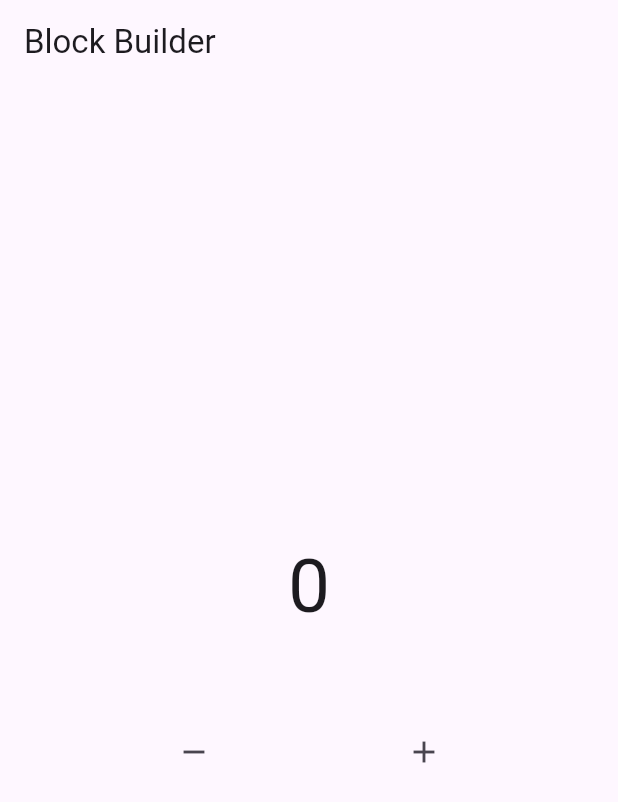
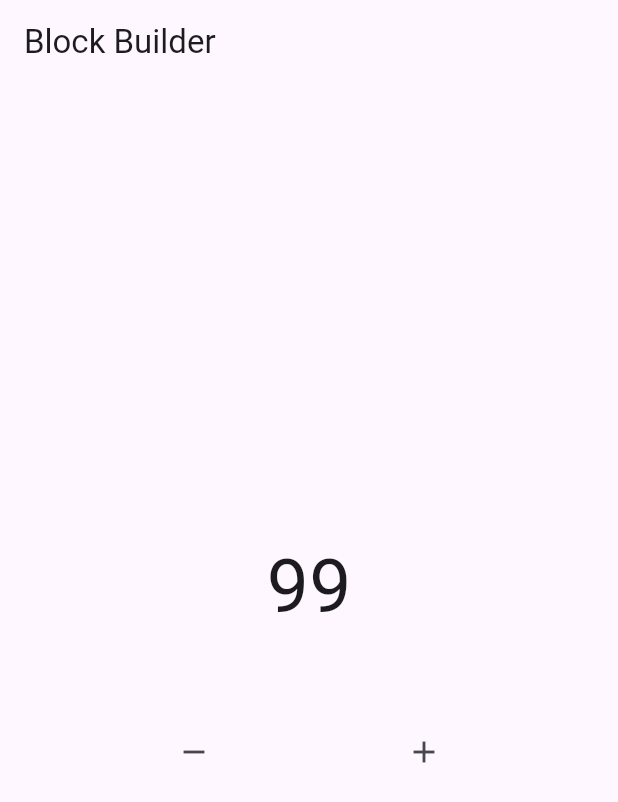
Before and after one commit to natadekoko-rin/belajar_bloc, a Flutter app: the screen it shows after launch, on a phone screen of 412 x 824 dp. Shown: the top 802 px of the screen. Run offline on Flutter 3.47's test engine with Material 3 defaults, Android fonts, the phone set to English and light mode, and no system bars; our stand-ins replace flutter_bloc.

Commit message:
feat : add Stream Builder

```diff
--- a/lib/pages/home.dart
+++ b/lib/pages/home.dart
@@ -1,27 +1,41 @@
+import 'package:belajar_bloc/bloc/counter.dart';
 import 'package:flutter/material.dart';
 
 class HomePage extends StatelessWidget {
-  const HomePage({Key? key}) : super(key: key);
+  Counter mycounter = Counter(init: 99);
 
   @override
   Widget build(BuildContext context) {
     return Scaffold(
         appBar: AppBar(
-          title: Text('Block Builder'),
+          title: const Text('Block Builder'),
         ),
         body: Column(
           mainAxisAlignment: MainAxisAlignment.center,
           children: [
-            Text(
-              '0',
-              style: const TextStyle(fontSize: 50),
-            ),
+            StreamBuilder(
+                initialData: mycounter.init,
+                stream: mycounter.stream,
+                builder: (context, snapshot) {
+                  return Text(
+                    "${snapshot.data}",
+                    style: const TextStyle(fontSize: 50),
+                  );
+                }),
             SizedBox(height: 50),
             Row(
               mainAxisAlignment: MainAxisAlignment.spaceEvenly,
               children: [
-                IconButton(onPressed: () {}, icon: Icon(Icons.remove)),
-                IconButton(onPressed: () {}, icon: Icon(Icons.add))
+                IconButton(
+                    onPressed: () {
+                      mycounter.decrement();
+                    },
+                    icon: const Icon(Icons.remove)),
+                IconButton(
+                    onPressed: () {
+                      mycounter.increment();
+                    },
+                    icon: const Icon(Icons.add))
               ],
             )
           ],
```
Also changed, not shown: lib/bloc/counter.dart (+20 -1 lines).
